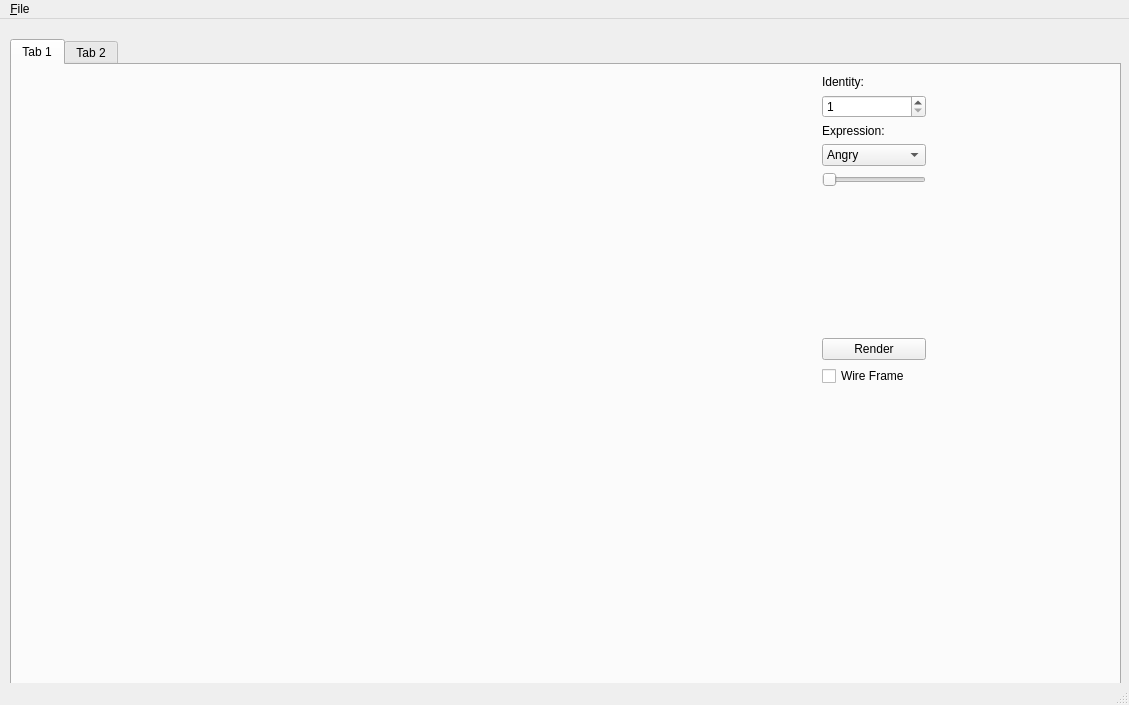
Old version of the form qt_gl/applform.ui in the repository dem42/exp_tran.
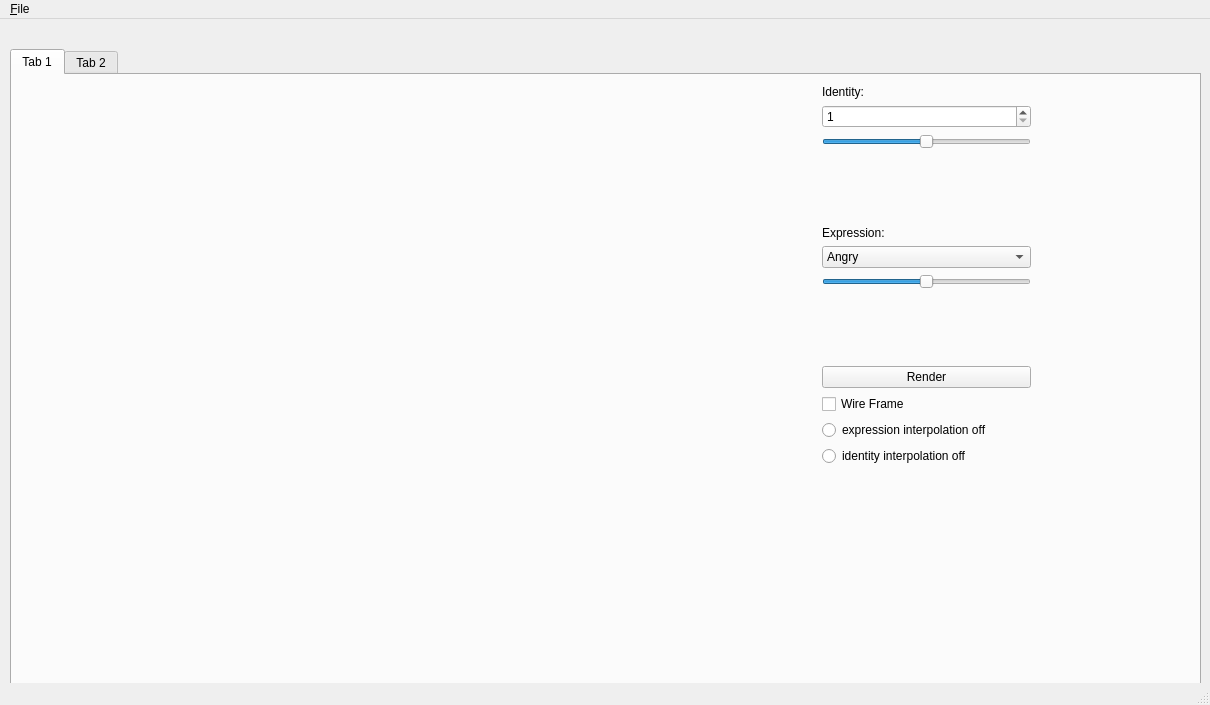
New version of the form. The open tabs and pages were chosen to show the change.

```diff
--- a/qt_gl/applform.ui
+++ b/qt_gl/applform.ui
@@ -6,7 +6,7 @@
    <rect>
     <x>0</x>
     <y>0</y>
-    <width>1129</width>
+    <width>1210</width>
     <height>705</height>
    </rect>
   </property>
@@ -21,8 +21,8 @@
     <property name="geometry">
      <rect>
       <x>10</x>
-      <y>20</y>
-      <width>1111</width>
+      <y>30</y>
+      <width>1191</width>
       <height>731</height>
      </rect>
     </property>
@@ -49,8 +49,8 @@
        <rect>
         <x>810</x>
         <y>10</y>
-        <width>104</width>
-        <height>311</height>
+        <width>209</width>
+        <height>381</height>
        </rect>
       </property>
       <layout class="QVBoxLayout" name="verticalLayout_2">
@@ -71,6 +71,32 @@
          </property>
         </widget>
        </item>
+       <item>
+        <widget class="QSlider" name="identSlider">
+         <property name="minimum">
+          <number>-50</number>
+         </property>
+         <property name="maximum">
+          <number>50</number>
+         </property>
+         <property name="orientation">
+          <enum>Qt::Horizontal</enum>
+         </property>
+        </widget>
+       </item>
+       <item>
+        <spacer name="verticalSpacer_2">
+         <property name="orientation">
+          <enum>Qt::Vertical</enum>
+         </property>
+         <property name="sizeHint" stdset="0">
+          <size>
+           <width>20</width>
+           <height>40</height>
+          </size>
+         </property>
+        </spacer>
+       </item>
        <item>
         <widget class="QLabel" name="label_2">
          <property name="text">
@@ -122,8 +148,11 @@
        </item>
        <item>
         <widget class="QSlider" name="expSlider">
+         <property name="minimum">
+          <number>-50</number>
+         </property>
          <property name="maximum">
-          <number>100</number>
+          <number>50</number>
          </property>
          <property name="singleStep">
           <number>1</number>
@@ -160,6 +189,20 @@
          </property>
         </widget>
        </item>
+       <item>
+        <widget class="QRadioButton" name="bruteExpRadio">
+         <property name="text">
+          <string>expression interpolation off</string>
+         </property>
+        </widget>
+       </item>
+       <item>
+        <widget class="QRadioButton" name="bruteIdRadio">
+         <property name="text">
+          <string>identity interpolation off</string>
+         </property>
+        </widget>
+       </item>
       </layout>
      </widget>
     </widget>
@@ -329,7 +372,7 @@
     <rect>
      <x>0</x>
      <y>0</y>
-     <width>1129</width>
+     <width>1210</width>
      <height>27</height>
     </rect>
    </property>
```
Left out of the diff: 19 changed lines with no effect on the pictures.
